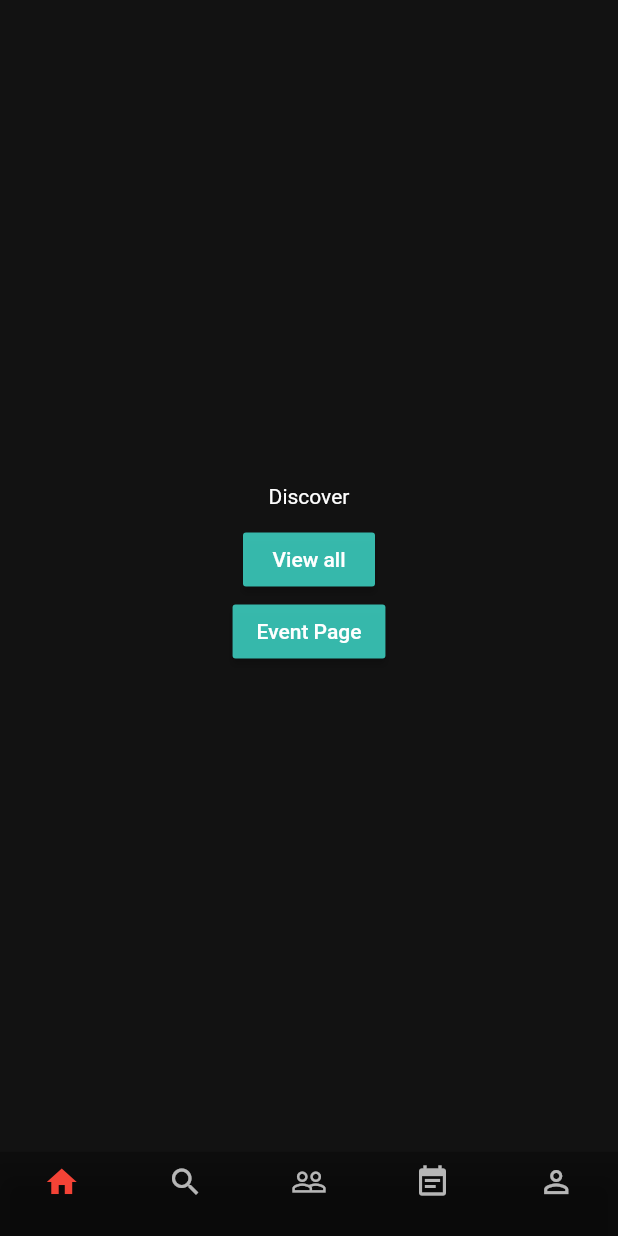
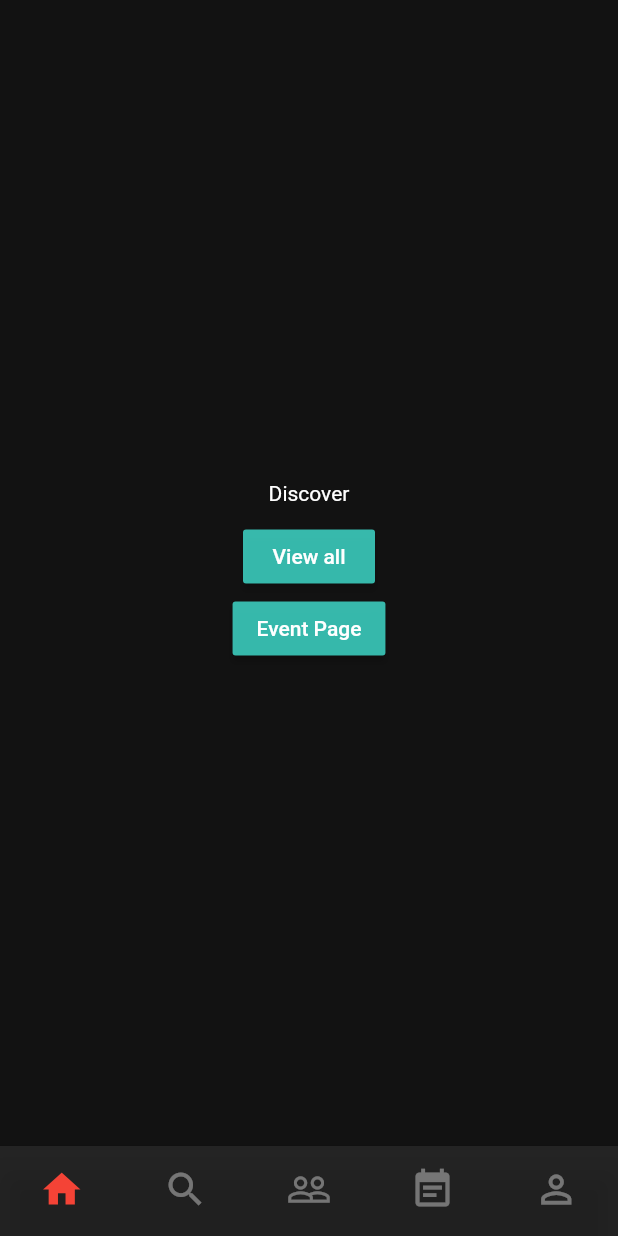
Before and after one commit to mjbernet3/fomo, a Flutter app: the RootPage screen opened by its route, on a phone screen of 412 x 824 dp. Run offline on Flutter 3.47's test engine with Material 2 defaults, Android fonts, the phone set to English and light mode, and no system bars; our stand-ins replace firebase_auth; accounts and stored records are empty; network calls fail.

Commit message:
UI updates and clean up, style sheet updates

```diff
--- a/lib/frontend/components/auth_page_header.dart
+++ b/lib/frontend/components/auth_page_header.dart
@@ -20,6 +20,7 @@ class AuthPageHeader extends StatelessWidget {
                 child: Text(
                   title,
                   style: TextStyle(
+                    fontWeight: AppFontWeight.bold,
                     color: AppTextColor.title,
                     fontSize: AppFontSize.size36,
                     fontFamily: AppFontFamily.family,
--- a/lib/frontend/pages/root_page.dart
+++ b/lib/frontend/pages/root_page.dart
@@ -4,6 +4,7 @@ import 'package:project_fomo/frontend/components/navigation/friends.dart';
 import 'package:project_fomo/frontend/components/navigation/my_events.dart';
 import 'package:project_fomo/frontend/components/navigation/profile.dart';
 import 'package:project_fomo/frontend/components/navigation/search.dart';
+import 'package:project_fomo/style.dart';
 
 class RootPage extends StatefulWidget {
   static const String pageRoute = '/root';
@@ -32,8 +33,11 @@ class _RootPageState extends State<RootPage> {
         ),
       ),
       bottomNavigationBar: BottomNavigationBar(
-        backgroundColor: Colors.black26,
-        fixedColor: Colors.red,
+        showSelectedLabels: false,
+        showUnselectedLabels: false,
+        backgroundColor: AppColor.dp3,
+        selectedItemColor: Colors.red,
+        unselectedItemColor: AppTextColor.disabled,
         currentIndex: _selectedIndex,
         onTap: (int index) {
           setState(() {
@@ -43,24 +47,39 @@ class _RootPageState extends State<RootPage> {
         type: BottomNavigationBarType.fixed,
         items: <BottomNavigationBarItem>[
           BottomNavigationBarItem(
-            icon: Icon(Icons.home),
-            title: Text(''),
+            icon: Icon(
+              Icons.home,
+              size: 30,
+            ),
+            title: Text('Discover'),
           ),
           BottomNavigationBarItem(
-            icon: Icon(Icons.search),
-            title: Text(''),
+            icon: Icon(
+              Icons.search,
+              size: 30,
+            ),
+            title: Text('Search'),
           ),
           BottomNavigationBarItem(
-            icon: Icon(Icons.people_outline),
-            title: Text(''),
+            icon: Icon(
+              Icons.people_outline,
+              size: 30,
+            ),
+            title: Text('Friends'),
           ),
           BottomNavigationBarItem(
-            icon: Icon(Icons.event_note),
-            title: Text(''),
+            icon: Icon(
+              Icons.event_note,
+              size: 30,
+            ),
+            title: Text('Events'),
           ),
           BottomNavigationBarItem(
-            icon: Icon(Icons.person_outline),
-            title: Text(''),
+            icon: Icon(
+              Icons.person_outline,
+              size: 30,
+            ),
+            title: Text('Profile'),
           ),
         ],
       ),
--- a/lib/style.dart
+++ b/lib/style.dart
@@ -40,8 +40,8 @@ class AppFontSize {
 }
 
 class AppFontWeight {
-  static const FontWeight bold = FontWeight.w600;
-  static const FontWeight normal = FontWeight.w400;
+  static const FontWeight bold = FontWeight.w800;
+  static const FontWeight normal = FontWeight.w600;
 }
 
 class AppFontFamily {
```
Also changed, not shown: lib/frontend/components/event_page/infoLine.dart (+10 -10 lines), lib/frontend/components/event_page/output_link.dart (+23 -19 lines), lib/frontend/components/input_field.dart (+4 -3 lines), lib/frontend/pages/event_page.dart (+34 -35 lines).
